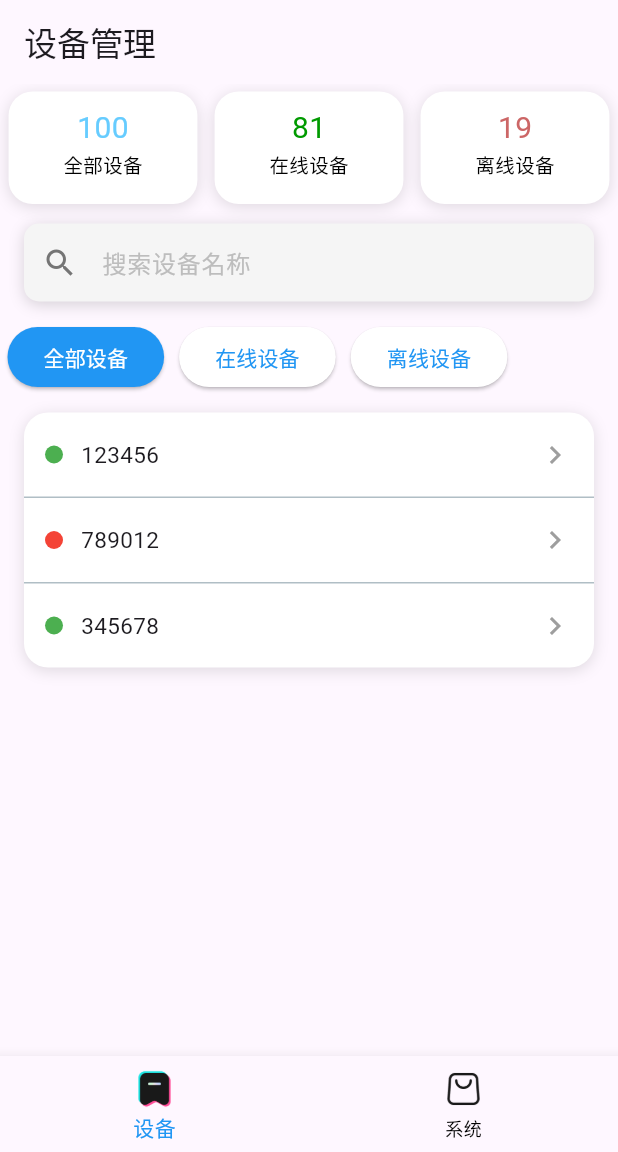
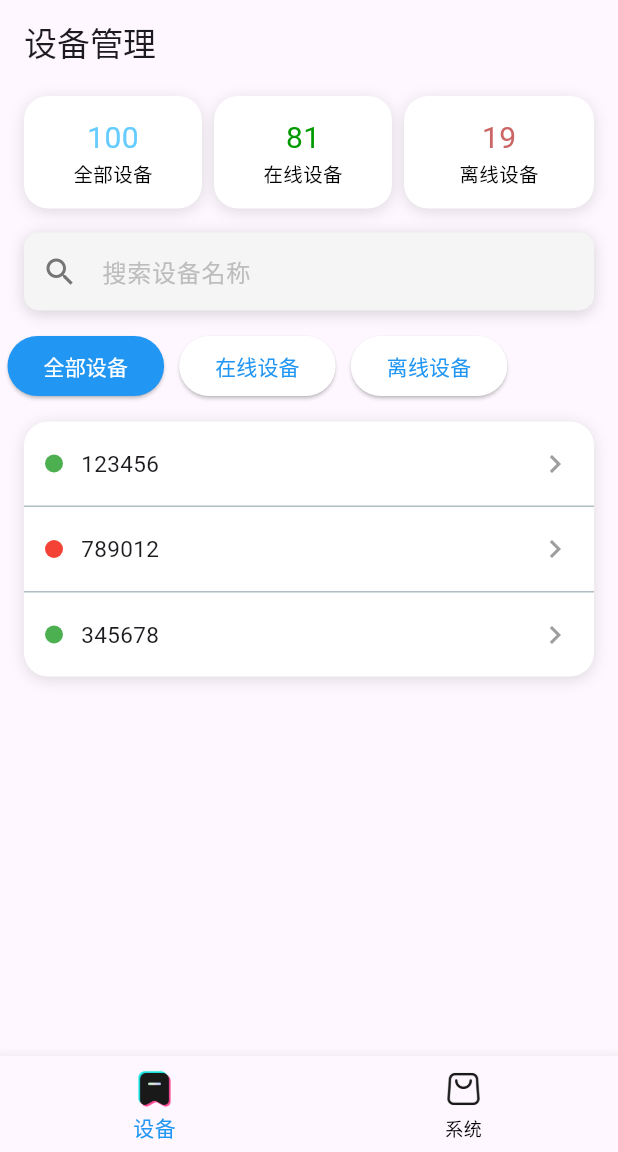
Before and after one commit to Nahida1O27/UI4LoRaWAN, a Flutter app: the screen it shows after launch, after a tap on "全部设备", on a phone screen of 412 x 824 dp, the part 84-1236 px from its top. Run offline on Flutter 3.47's test engine with Material 3 defaults, Android fonts, the phone set to English and light mode, and no system bars; our stand-ins replace fl_chart.

Commit message:
重构(Device页): 修改了DeviceCard之间的margin和屏幕边界的间距
- Convert DeviceCard to accept list data and support container layout
- Update device info data structure from maps to lists
- Implement device filtering by online/offline status
- Improve card spacing and responsive layout using Expanded widgets

Co-authored-by: Copilot <copilot@github.com>

```diff
--- a/lib/components/Device/device_card.dart
+++ b/lib/components/Device/device_card.dart
@@ -1,43 +1,42 @@
 import 'package:flutter/material.dart';
 
-//单个卡片组件
+//设备卡片容器组件 - 包含三个卡片
 class DeviceCard extends StatelessWidget {
-  final Map<String, String> cardInfo;
-  const DeviceCard({super.key, required this.cardInfo});
+  final List<String> cardInfo;
+  final bool isLast;
+  const DeviceCard({super.key, required this.cardInfo, this.isLast = false});
 
   @override
   Widget build(BuildContext context) {
-    final double containerWidth = MediaQuery.of(context).size.width * 11 / 36;
-    final double containerMargin =
-        (MediaQuery.of(context).size.width - 3 * containerWidth) / 6.0;
     return Container(
-      //根据屏幕宽度，每个卡片占1/3个屏幕（算上预留的空间）
-      width: containerWidth,
       height: 75,
-      margin: EdgeInsets.symmetric(
-        horizontal: containerMargin,
-        vertical: 5,
-      ), //容器外部间距
-      padding: EdgeInsets.all(10), //容器内部间距
+      margin: isLast ? EdgeInsets.zero : const EdgeInsets.only(right: 8),
+      padding: const EdgeInsets.all(10),
       decoration: BoxDecoration(
         color: Colors.white,
         borderRadius: BorderRadius.circular(16),
         boxShadow: [
-          BoxShadow(color: Colors.black12, blurRadius: 8, offset: Offset(0, 2)),
+          BoxShadow(
+            color: Colors.black12,
+            blurRadius: 8,
+            offset: const Offset(0, 2),
+          ),
         ],
       ),
       child: Column(
+        //Column内文本居中放置
+        mainAxisAlignment: MainAxisAlignment.center,
         children: [
           Text(
-            cardInfo["设备数量"]!,
+            cardInfo[1],
             style: TextStyle(
               fontSize: 20,
-              color: Color(int.parse(cardInfo["设备数量文本颜色"]!)),
+              color: Color(int.parse(cardInfo[2])),
             ),
           ),
           Text(
-            cardInfo["设备类型"]!,
-            style: TextStyle(fontSize: 13, color: Colors.black),
+            cardInfo[0],
+            style: const TextStyle(fontSize: 13, color: Colors.black),
           ),
         ],
       ),
--- a/lib/pages/Device/index.dart
+++ b/lib/pages/Device/index.dart
@@ -18,16 +18,27 @@ class _DevicePageState extends State<DevicePage> {
     MapEntry(false, "789012"),
     MapEntry(true, "345678"),
   ];
-  final List<Map<String, String>> _deviceInfo = [
-    {"设备类型": "全部设备", "设备数量": "100", "设备数量文本颜色": "0xff66ccff"},
-    {"设备类型": "在线设备", "设备数量": "81", "设备数量文本颜色": "0xff009A00"},
-    {"设备类型": "离线设备", "设备数量": "19", "设备数量文本颜色": "0xffcc6666"},
+
+  List<MapEntry<bool, String>> info = [];
+  final List<List<String>> _deviceInfo = [
+    ["全部设备", "100", "0xff66ccff"],
+    ["在线设备", "81", "0xff009A00"],
+    ["离线设备", "19", "0xffcc6666"],
   ];
-  //把list信息传入，生成一行卡片组件
-  List<DeviceCard> _generateDeviceCards(List<Map<String, String>> info) {
-    return List.generate(info.length, (int index) {
-      return DeviceCard(cardInfo: info[index]);
-    });
+  Widget _buildDeviceCards(List<List<String>> cardsInfo) {
+    return Container(
+      margin: const EdgeInsets.symmetric(horizontal: 16, vertical: 8),
+      child: Row(
+        children: List.generate(cardsInfo.length, (index) {
+          return Expanded(
+            child: DeviceCard(
+              cardInfo: cardsInfo[index],
+              isLast: index == cardsInfo.length - 1,
+            ),
+          );
+        }),
+      ),
+    );
   }
 
   //文件内静态变量，用于记录当前选中的按钮索引
@@ -35,11 +46,21 @@ class _DevicePageState extends State<DevicePage> {
   final List<String> _deviceButtonText = ["全部设备", "在线设备", "离线设备"];
   void _onButtonPressed(int index) {
     _selectedIndex = index;
+    info = _sensorInfo;
+    //根据选中的按钮索引，更新传感器列表
+    //如果index==0，info=_sensorInfo
+    //如果index==1，info=_sensorInfo中所有项的key为true的项
+    //如果index==2，info=_sensorInfo中所有项的key为false的项
+    if (index == 1) {
+      info = _sensorInfo.where((element) => element.key).toList();
+    } else if (index == 2) {
+      info = _sensorInfo.where((element) => !element.key).toList();
+    }
     setState(() {});
   }
 
-  //把list信息传入，生成一行按钮组件
-  List<DeviceButton> _generateDeviceButtons(List<String> text) {
+  //把 list 信息传入，生成一行按钮组件
+  List<DeviceButton> _buildDeviceButtons(List<String> text) {
     return List.generate(text.length, (int index) {
       return DeviceButton(
         text: text[index],
@@ -56,13 +77,13 @@ class _DevicePageState extends State<DevicePage> {
       body: Column(
         children: [
           //总设备|在线设备|离线设备
-          Center(child: Row(children: _generateDeviceCards(_deviceInfo))),
+          _buildDeviceCards(_deviceInfo),
           //文本输入搜索框
           Center(child: SearchLabel()),
           //一行三个圆角按钮
-          Row(children: _generateDeviceButtons(_deviceButtonText)),
+          Row(children: _buildDeviceButtons(_deviceButtonText)),
           //传感器列表：所有项组成一个大圆角卡片，每项带在线状态指示灯
-          Flexible(child: SensorList(sensorInfo: _sensorInfo)),
+          Flexible(child: SensorList(sensorInfo: info)),
         ],
       ),
     );
```
